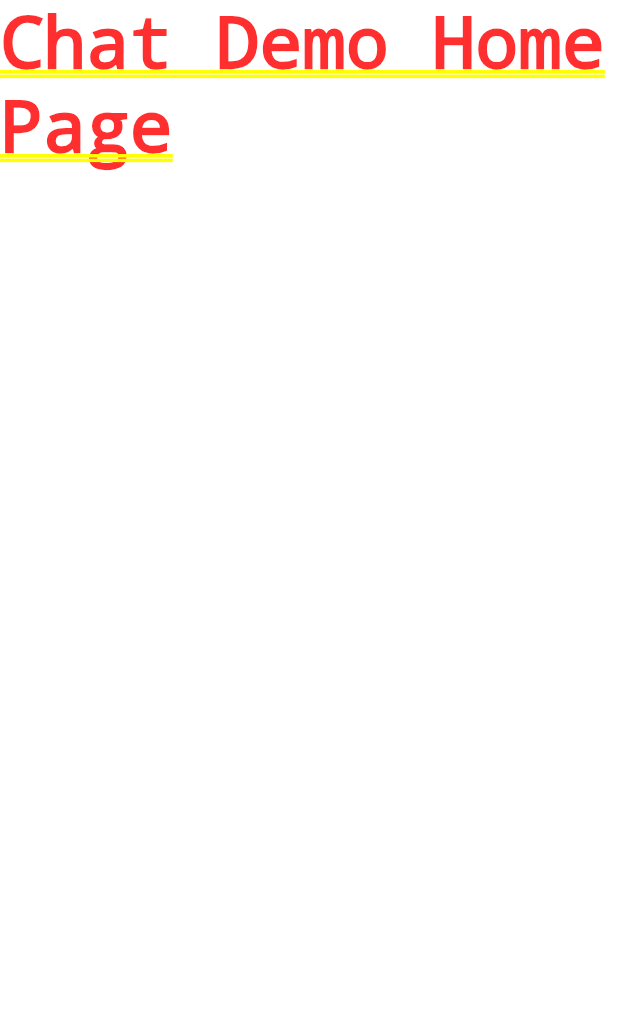
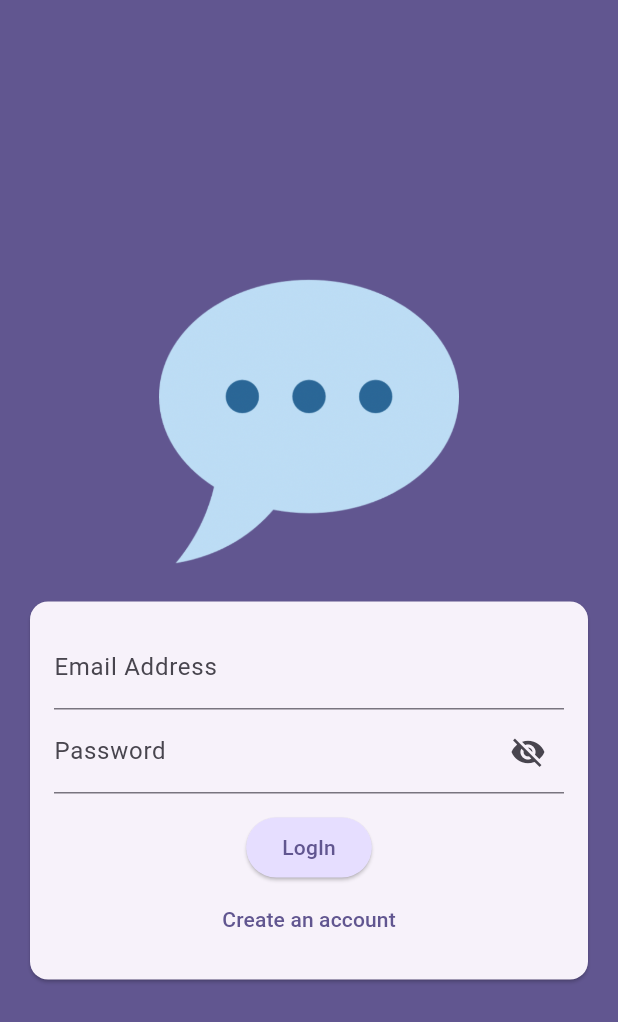
Before and after one commit to Adriatik-Berdufi/chat_app, a Flutter app: the screen it shows after launch, on a phone screen of 412 x 824 dp. Shown: the top 1022 px of the screen. Run offline on Flutter 3.47's test engine with Material 3 defaults, Android fonts, the phone set to English and light mode, and no system bars.

Commit message:
add auth form

```diff
--- a/lib/main.dart
+++ b/lib/main.dart
@@ -1,3 +1,4 @@
+import 'package:chat_app/screens/auth.dart';
 import 'package:flutter/material.dart';
 
 void main() {
@@ -16,7 +17,7 @@ class MyApp extends StatelessWidget {
         colorScheme: ColorScheme.fromSeed(
             seedColor: const Color.fromARGB(255, 63, 17, 177)),
       ),
-      home: const Text('Chat Demo Home Page'),
+      home: const AuthScreen(),
     );
   }
 }
--- /dev/null
+++ b/lib/screens/auth.dart
@@ -0,0 +1,126 @@
+import 'package:flutter/material.dart';
+
+class AuthScreen extends StatefulWidget {
+  const AuthScreen({super.key});
+  @override
+  State<StatefulWidget> createState() {
+    return _AuthScreenState();
+  }
+}
+
+class _AuthScreenState extends State<AuthScreen> {
+  //images path
+  String asset = 'assets/images/'; //const per percorso img
+  bool isPasswordVisible = false; //stato iniziale della visibilità della pass
+  bool islogIn = true; //stato iniziale del login mode
+  @override
+  Widget build(BuildContext context) {
+    return Scaffold(
+      backgroundColor: Theme.of(context).colorScheme.primary,
+      body: Center(
+        child: SingleChildScrollView(
+          child: Column(
+            mainAxisAlignment: MainAxisAlignment.center,
+            children: [
+              //container per img
+              Container(
+                margin: const EdgeInsets.only(
+                  top: 30,
+                  left: 20,
+                  right: 20,
+                ),
+                width: 200,
+                child: Image.asset('${asset}chat.png'),
+              ),
+              //card per input
+              Card(
+                margin: const EdgeInsets.all(20),
+                child: SingleChildScrollView(
+                  child: Padding(
+                    padding: const EdgeInsets.all(16),
+                    child: Form(
+                      child: Column(
+                        mainAxisSize: MainAxisSize.min,
+                        children: [
+                          //input email
+                          TextFormField(
+                            decoration: const InputDecoration(
+                                labelText: 'Email Address'),
+                            keyboardType: TextInputType.emailAddress,
+                            autocorrect: false,
+                            textCapitalization: TextCapitalization.none,
+                          ),
+                          //input password
+                          TextFormField(
+                            decoration: InputDecoration(
+                              labelText: 'Password',
+                              suffixIcon: IconButton(
+                                icon: Icon(
+                                  isPasswordVisible
+                                      ? Icons.visibility
+                                      : Icons.visibility_off,
+                                ),
+                                onPressed: () {
+                                  setState(() {
+                                    isPasswordVisible = !isPasswordVisible;
+                                  });
+                                },
+                              ),
+                            ),
+                            obscureText: !isPasswordVisible,
+                          ),
+                          //input for confirm passwor singup mode
+                          if (!islogIn)
+                            TextFormField(
+                              decoration: InputDecoration(
+                                labelText: 'Confirm Password',
+                                suffixIcon: IconButton(
+                                  icon: Icon(
+                                    isPasswordVisible
+                                        ? Icons.visibility
+                                        : Icons.visibility_off,
+                                  ),
+                                  onPressed: () {
+                                    setState(() {
+                                      isPasswordVisible = !isPasswordVisible;
+                                    });
+                                  },
+                                ),
+                              ),
+                              obscureText: !isPasswordVisible,
+                            ),
+                          const SizedBox(height: 12),
+                          //button singUp or logIn
+                          ElevatedButton(
+                            onPressed: () {},
+                            style: ElevatedButton.styleFrom(
+                              backgroundColor: Theme.of(context)
+                                  .colorScheme
+                                  .primaryContainer,
+                            ),
+                            child: Text(islogIn ? 'LogIn' : 'SingUp'),
+                          ),
+                          //textvutton for switch login and sigup
+                          TextButton(
+                            onPressed: () {
+                              setState(() {
+                                islogIn = !islogIn;
+                              });
+                            },
+                            child: Text(islogIn
+                                ? 'Create an account'
+                                : 'I alredy have an account!'),
+                          )
+                        ],
+                      ),
+                    ),
+                  ),
+                ),
+              ),
+            ],
+          ),
+        ),
+      ),
+    );
+  }
+}
```
Also changed, not shown: pubspec.yaml (+3 -5 lines), assets/images/chat.png (added).
